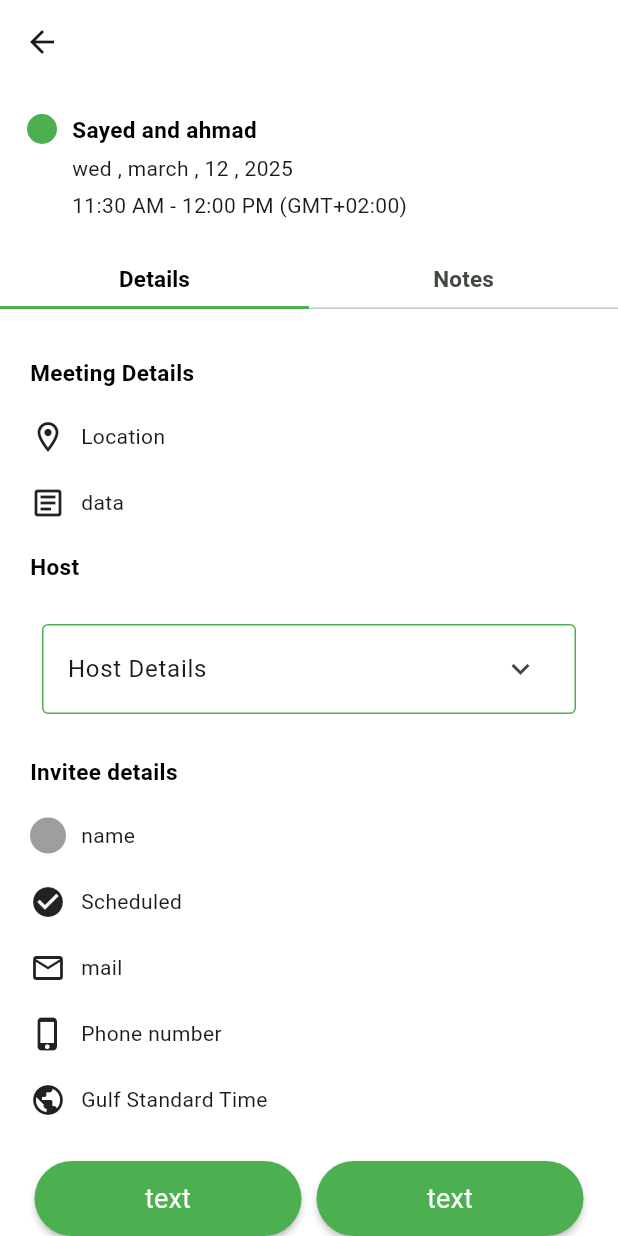
After one commit to sayedmaltan/Timease, a Flutter app: the MeetingDetailsScreen screen opened directly, on a phone screen of 412 x 824 dp. The commit adds this screen. Run offline on Flutter 3.47's test engine with Material 3 defaults, Android fonts, the phone set to English and light mode, and no system bars; our stand-ins replace dartz, dio, flutter_bloc, fluttertoast, get_it, go_router and 4 more; accounts and stored records are empty.

Commit message:
add meeting details screen

```diff
--- a/timease_mobile/lib/features/home/presentation/views/home_screen_view.dart
+++ b/timease_mobile/lib/features/home/presentation/views/home_screen_view.dart
@@ -4,7 +4,7 @@ import 'package:timease_mobile/features/event/presentation/views/events_screen_v
 import 'package:timease_mobile/features/home/presentation/views/widgets/custom_bottom_nav_bar.dart';
 import 'package:timease_mobile/features/home/presentation/views/widgets/custom_floating_action_button.dart';
 import 'package:timease_mobile/features/home/presentation/views/widgets/home_screen_view_body.dart';
-import 'package:timease_mobile/features/meeting/presentation/views/mettings_screen_view_body.dart';
+import 'package:timease_mobile/features/meeting/presentation/views/meetings_screen_view_body.dart';
 import 'package:timease_mobile/features/notification/presentation/views/notifications_screen_view_body.dart';
 
 
--- /dev/null
+++ b/timease_mobile/lib/features/meeting/presentation/views/meeting_details_screen.dart
@@ -0,0 +1,218 @@
+import 'package:flutter/material.dart';
+import 'package:timease_mobile/constants.dart';
+import 'package:timease_mobile/core/widgets/custom_full_button.dart';
+import '../../../../core/utils/styles.dart';
+
+class MeetingDetailsScreen extends StatelessWidget {
+  const MeetingDetailsScreen({super.key});
+
+  @override
+  Widget build(BuildContext context) {
+    return DefaultTabController(
+      length: 2,
+      child: Scaffold(
+        body: SafeArea(
+          child: Column(
+            spacing: 12,
+            children: [
+              AppBar(
+                backgroundColor: Colors.white,
+              ),
+              Padding(
+                padding: const EdgeInsets.all(8.0),
+                child: Column(
+                  spacing: 10,
+                  mainAxisAlignment: MainAxisAlignment.start,
+                  crossAxisAlignment: CrossAxisAlignment.start,
+                  children: [
+                    Padding(
+                      padding: const EdgeInsets.only(left: 10),
+                      child: Row(
+                        spacing: 10,
+                        mainAxisAlignment: MainAxisAlignment.start,
+                        crossAxisAlignment: CrossAxisAlignment.start,
+                        children: [
+                          CircleAvatar(
+                            radius: 10,
+                            backgroundColor: kPrimaryColor,
+                          ),
+                          Column(
+                            spacing: 5,
+                            mainAxisAlignment: MainAxisAlignment.start,
+                            crossAxisAlignment: CrossAxisAlignment.start,
+                            children: [
+                              Text(
+                                'Sayed and ahmad',
+                                style: Styles.textStyleBlack,
+                              ),
+                              Text(
+                                'wed , march , 12 , 2025',
+                              ),
+                              Text(
+                                '11:30 AM - 12:00 PM (GMT+02:00)',
+                              ),
+                            ],
+                          ),
+                        ],
+                      ),
+                    ),
+                  ],
+                ),
+              ),
+              TabBar(
+                labelStyle: Styles.textStyleBlack,
+                indicatorSize: TabBarIndicatorSize.tab,
+                indicatorColor: kPrimaryColor,
+                tabs: [
+                  Padding(
+                    padding: EdgeInsets.all(8),
+                    child: Text('Details'),
+                  ),
+                  Padding(
+                    padding: EdgeInsets.all(8),
+                    child: Text('Notes'),
+                  ),
+                ],
+              ),
+              Expanded(
+                child: TabBarView(
+                  children: [
+                    SingleChildScrollView(
+                      child: Padding(
+                        padding: EdgeInsets.all(20),
+                        child: Column(
+                          spacing: 20,
+                          mainAxisAlignment: MainAxisAlignment.start,
+                          crossAxisAlignment: CrossAxisAlignment.start,
+                          children: [
+                            Text(
+                              'Meeting Details',
+                              style: Styles.textStyleBlack,
+                            ),
+                            Row(
+                              spacing: 10,
+                              children: [
+                                Icon(Icons.location_on_outlined),
+                                Text('Location'),
+                              ],
+                            ),
+                            Row(
+                              spacing: 10,
+                              children: [
+                                Icon(Icons.article_outlined),
+                                Text('data'),
+                              ],
+                            ),
+                            Text(
+                              'Host',
+                              style: Styles.textStyleBlack,
+                            ),
+                            Padding(
+                              padding: const EdgeInsets.all(8.0),
+                              child: Container(
+                                decoration: BoxDecoration(
+                                  border: Border.all(
+                                    color: kPrimaryColor,
+                                    width: 1,
+                                  ),
+                                  borderRadius: BorderRadius.circular(4),
+                                ),
+                                child: ExpansionTile(
+                                  title: Text('Host Details'),
+                                  shape: RoundedRectangleBorder(
+                                      side: BorderSide(color: kPrimaryColor)),
+                                  children: [
+                                    Divider(),
+                                    ListView.separated(
+                                      shrinkWrap: true,
+                                      itemCount: 1,
+                                      separatorBuilder: (context, index) =>
+                                          Divider(),
+                                      itemBuilder: (context, index) => ListTile(
+                                        title: Text(''),
+                                      ),
+                                    ),
+                                  ],
+                                ),
+                              ),
+                            ),
+                            Text(
+                              'Invitee details',
+                              style: Styles.textStyleBlack,
+                            ),
+                            Row(
+                              spacing: 10,
+                              children: [
+                                CircleAvatar(
+                                  radius: 12,
+                                  backgroundColor: kSecPrimaryColor,
+                                ),
+                                Text('name'),
+                              ],
+                            ),
+                            Row(
+                              spacing: 10,
+                              children: [
+                                Icon(Icons.check_circle),
+                                Text('Scheduled'),
+                              ],
+                            ),
+                            Row(
+                              spacing: 10,
+                              children: [
+                                Icon(Icons.mail_outline),
+                                Text('mail'),
+                              ],
+                            ),
+                            Row(
+                              spacing: 10,
+                              children: [
+                                Icon(Icons.phone_iphone),
+                                Text('Phone number'),
+                              ],
+                            ),
+                            Row(
+                              spacing: 10,
+                              children: [
+                                Icon(Icons.public),
+                                Text('Gulf Standard Time'),
+                              ],
+                            ),
+                          ],
+                        ),
+                      ),
+                    ),
+                    Text('Notes'),
+                  ],
+                ),
+              ),
+              Padding(
+                padding: const EdgeInsets.symmetric(horizontal: 23),
+                child: Row(
+                  spacing: 10,
+                  mainAxisAlignment: MainAxisAlignment.spaceBetween,
+                  children: [
+                    Expanded(
+                      child: CustomFullButton(
+                        text: 'text',
+                        onPressed: () {},
+                        height: 50,
+                      ),
+                    ),
+                    Expanded(
+                      child: CustomFullButton(
+                        text: 'text',
+                        onPressed: () {},
+                        height: 50,
+                      ),
+                    ),
+                  ],
+                ),
+              ),
+            ],
+          ),
+        ),
+      ),
+    );
+  }
+}
--- a/timease_mobile/lib/features/meeting/presentation/views/widgets/custom_meeting_box.dart
+++ b/timease_mobile/lib/features/meeting/presentation/views/widgets/custom_meeting_box.dart
@@ -1,11 +1,19 @@
 import 'package:flutter/material.dart';
+import 'package:timease_mobile/features/meeting/presentation/views/meeting_details_screen.dart';
 
 class CustomMeetingBox extends StatelessWidget {
   const CustomMeetingBox({super.key});
 
   @override
   Widget build(BuildContext context) {
-    return Container(
+    return InkWell(
+      onTap: () => Navigator.push(
+        context,
+        MaterialPageRoute(
+          builder: (context) => const MeetingDetailsScreen(),
+        ),
+      ),
+      child: Container(
         width: double.infinity,
         height: 125,
         decoration: BoxDecoration(
@@ -45,7 +53,7 @@ class CustomMeetingBox extends StatelessWidget {
               spacing: 5,
               children: [
                 Text(
-                '...',
+                  '....',
                   style: TextStyle(
                     fontSize: 18,
                     color: const Color.fromARGB(255, 113, 113, 113),
@@ -53,14 +61,14 @@ class CustomMeetingBox extends StatelessWidget {
                   ),
                 ),
                 Text(
-                '...',
+                  '....',
                   style: TextStyle(
                       fontSize: 16,
                       color: const Color.fromARGB(255, 113, 113, 113),
                       fontWeight: FontWeight.normal),
                 ),
                 Text(
-                '...',
+                  '....',
                   style: TextStyle(
                     fontSize: 16,
                     color: const Color.fromARGB(255, 113, 113, 113),
@@ -71,6 +79,7 @@ class CustomMeetingBox extends StatelessWidget {
             )
           ],
         ),
+      ),
     );
   }
 }
--- a/timease_mobile/lib/features/meeting/presentation/views/widgets/custom_metting_box.dart
+++ /dev/null
@@ -1,77 +0,0 @@
-
-import 'package:flutter/material.dart';
-
-class CustomMeetingBox extends StatelessWidget {
-  const CustomMeetingBox({super.key});
-
-  @override
-  Widget build(BuildContext context) {
-    return Container(
-      width: double.infinity,
-      height: 125,
-      decoration: BoxDecoration(
-        shape: BoxShape.rectangle,
-        color: Colors.white,
-        borderRadius: BorderRadius.circular(10),
-        border: Border.all(
-          color: const Color.fromARGB(255, 218, 218, 218),
-          width: 1,
-        ),
-        boxShadow: [
-          BoxShadow(
-            offset: Offset(0, 0),
-            color: const Color.fromARGB(255, 193, 193, 193),
-            blurRadius: 3,
-            spreadRadius: 1,
-          )
-        ],
-      ),
-      margin: EdgeInsets.all(20),
-      padding: EdgeInsets.all(10),
-      child: Row(
-        spacing: 12,
-        children: [
-          SizedBox(
-            width: 8,
-            height: 90,
-            child: DecoratedBox(
-              decoration: BoxDecoration(
-                  color: Colors.purple,
-                  borderRadius: BorderRadius.circular(15)),
-            ),
-          ),
-          Column(
-            mainAxisAlignment: MainAxisAlignment.center,
-            crossAxisAlignment: CrossAxisAlignment.start,
-            spacing: 5,
-            children: [
-              Text(
-                '...',
-                style: TextStyle(
-                  fontSize: 18,
-                  color: const Color.fromARGB(255, 113, 113, 113),
-                  fontWeight: FontWeight.bold,
-                ),
-              ),
-              Text(
-                '...',
-                style: TextStyle(
-                    fontSize: 16,
-                    color: const Color.fromARGB(255, 113, 113, 113),
-                    fontWeight: FontWeight.normal),
-              ),
-              Text(
-                '...',
-                style: TextStyle(
-                  fontSize: 16,
-                  color: const Color.fromARGB(255, 113, 113, 113),
-                  fontWeight: FontWeight.normal,
-                ),
-              )
-            ],
-          )
-        ],
-      ),
-    );
-  }
-}
```
Also changed, not shown: timease_mobile/lib/features/meeting/presentation/views/meetings_screen_view_body.dart (renamed from timease_mobile/lib/features/meeting/presentation/views/mettings_screen_view_body.dart). Lines whose indentation alone changed are shown as unchanged.
